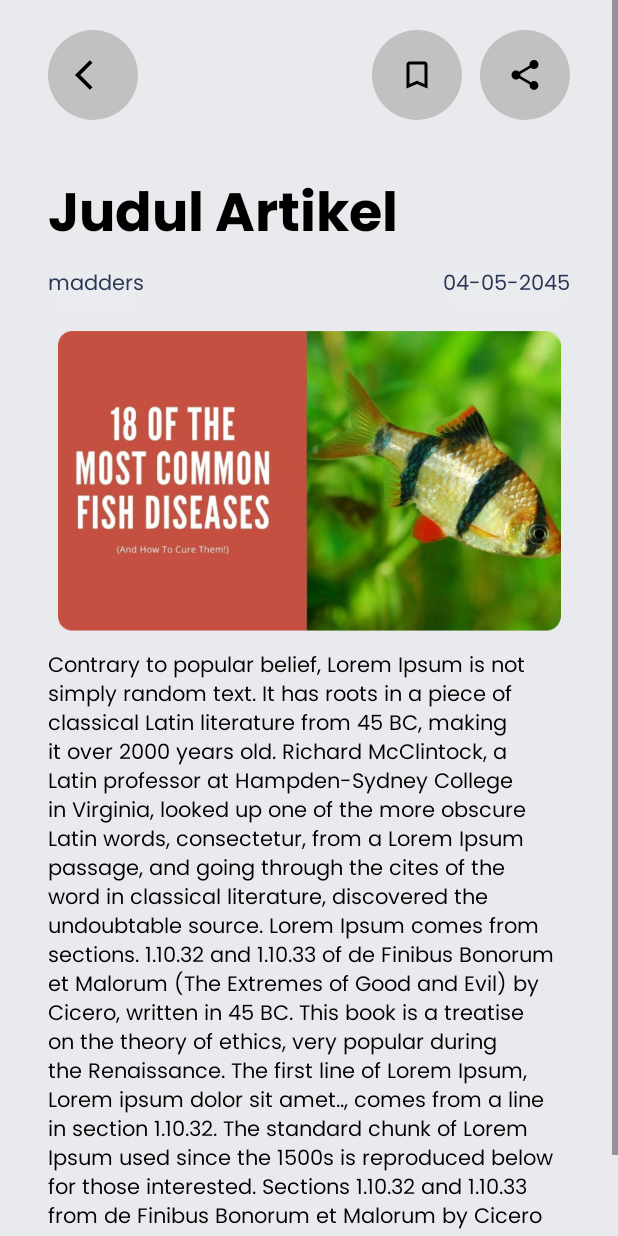
After one commit to SandyAryadika/Ifishy-C242-PS164, an Android app: the Detail screen opened directly, with no data from a screen before it, on a phone screen of 412 x 824 dp. The commit adds this screen. Run offline under Robolectric (Android 15) with nearby library versions, the light colour scheme and no system bars.

Commit message:
feat: adding article detail page

```diff
--- a/MobileDevelopment/Ifishy/app/src/main/AndroidManifest.xml
+++ b/MobileDevelopment/Ifishy/app/src/main/AndroidManifest.xml
@@ -12,6 +12,9 @@
         android:supportsRtl="true"
         android:theme="@style/Theme.Ifishy"
         tools:targetApi="31">
+        <activity
+            android:name=".ui.DetailPage.Detail"
+            android:exported="false" />
         <activity
             android:name=".ui.auth.LoginActivity"
             android:exported="false" />
--- /dev/null
+++ b/MobileDevelopment/Ifishy/app/src/main/java/com/ifishy/ui/DetailPage/Detail.kt
@@ -0,0 +1,21 @@
+package com.ifishy.ui.DetailPage
+
+import android.os.Bundle
+import androidx.activity.enableEdgeToEdge
+import androidx.appcompat.app.AppCompatActivity
+import androidx.core.view.ViewCompat
+import androidx.core.view.WindowInsetsCompat
+import com.ifishy.R
+
+class Detail : AppCompatActivity() {
+    override fun onCreate(savedInstanceState: Bundle?) {
+        super.onCreate(savedInstanceState)
+        enableEdgeToEdge()
+        setContentView(R.layout.activity_detail)
+        ViewCompat.setOnApplyWindowInsetsListener(findViewById(R.id.main)) { v, insets ->
+            val systemBars = insets.getInsets(WindowInsetsCompat.Type.systemBars())
+            v.setPadding(systemBars.left, systemBars.top, systemBars.right, systemBars.bottom)
+            insets
+        }
+    }
+}
--- /dev/null
+++ b/MobileDevelopment/Ifishy/app/src/main/res/drawable/back_shape.xml
@@ -0,0 +1,5 @@
+<vector xmlns:android="http://schemas.android.com/apk/res/android" android:autoMirrored="true" android:height="24dp" android:tint="#000000" android:viewportHeight="24" android:viewportWidth="24" android:width="24dp">
+
+    <path android:fillColor="@android:color/white" android:pathData="M11.67,3.87L9.9,2.1 0,12l9.9,9.9 1.77,-1.77L3.54,12z"/>
+
+</vector>
--- /dev/null
+++ b/MobileDevelopment/Ifishy/app/src/main/res/drawable/background_pembuat.xml
@@ -0,0 +1,5 @@
+<?xml version="1.0" encoding="utf-8"?>
+<shape xmlns:android="http://schemas.android.com/apk/res/android">
+    <corners android:radius="50dp"/>
+    <solid android:color="@color/edit_text_background"/>
+</shape>
--- /dev/null
+++ b/MobileDevelopment/Ifishy/app/src/main/res/drawable/bookmark_border.xml
@@ -0,0 +1,5 @@
+<vector xmlns:android="http://schemas.android.com/apk/res/android" android:height="24dp" android:tint="#000000" android:viewportHeight="24" android:viewportWidth="24" android:width="24dp">
+
+    <path android:fillColor="@android:color/white" android:pathData="M17,3L7,3c-1.1,0 -1.99,0.9 -1.99,2L5,21l7,-3 7,3L19,5c0,-1.1 -0.9,-2 -2,-2zM17,18l-5,-2.18L7,18L7,5h10v13z"/>
+
+</vector>
--- /dev/null
+++ b/MobileDevelopment/Ifishy/app/src/main/res/drawable/button_rounder.xml
@@ -0,0 +1,5 @@
+<?xml version="1.0" encoding="utf-8"?>
+<shape xmlns:android="http://schemas.android.com/apk/res/android">
+    <corners android:radius="500dp"/>
+    <solid android:color="@color/background_shape"/>
+</shape>
--- /dev/null
+++ b/MobileDevelopment/Ifishy/app/src/main/res/drawable/share_vector.xml
@@ -0,0 +1,5 @@
+<vector xmlns:android="http://schemas.android.com/apk/res/android" android:height="24dp" android:tint="#000000" android:viewportHeight="24" android:viewportWidth="24" android:width="24dp">
+
+    <path android:fillColor="@android:color/white" android:pathData="M18,16.08c-0.76,0 -1.44,0.3 -1.96,0.77L8.91,12.7c0.05,-0.23 0.09,-0.46 0.09,-0.7s-0.04,-0.47 -0.09,-0.7l7.05,-4.11c0.54,0.5 1.25,0.81 2.04,0.81 1.66,0 3,-1.34 3,-3s-1.34,-3 -3,-3 -3,1.34 -3,3c0,0.24 0.04,0.47 0.09,0.7L8.04,9.81C7.5,9.31 6.79,9 6,9c-1.66,0 -3,1.34 -3,3s1.34,3 3,3c0.79,0 1.5,-0.31 2.04,-0.81l7.12,4.16c-0.05,0.21 -0.08,0.43 -0.08,0.65 0,1.61 1.31,2.92 2.92,2.92 1.61,0 2.92,-1.31 2.92,-2.92s-1.31,-2.92 -2.92,-2.92z"/>
+
+</vector>
--- /dev/null
+++ b/MobileDevelopment/Ifishy/app/src/main/res/layout/activity_detail.xml
@@ -0,0 +1,116 @@
+<?xml version="1.0" encoding="utf-8"?>
+<ScrollView xmlns:android="http://schemas.android.com/apk/res/android"
+    xmlns:app="http://schemas.android.com/apk/res-auto"
+    xmlns:tools="http://schemas.android.com/tools"
+    android:id="@+id/main"
+    android:layout_width="match_parent"
+    android:layout_height="match_parent"
+    tools:context=".ui.DetailPage.Detail"
+    android:fillViewport="true">
+
+    <androidx.constraintlayout.widget.ConstraintLayout
+        android:layout_width="match_parent"
+        android:layout_height="wrap_content"
+        android:layout_margin="@dimen/global_page_padding_margin">
+
+        <ImageButton
+            android:id="@+id/BackButtonDetail"
+            android:layout_width="@dimen/button_width"
+            android:layout_height="@dimen/button_height"
+            android:background="@drawable/button_rounder"
+            android:outlineProvider="none"
+            android:src="@drawable/back_shape"
+            android:layout_margin="@dimen/each_button"
+            app:layout_constraintStart_toStartOf="parent"
+            tools:ignore="MissingConstraints" />
+
+        <ImageButton
+            android:id="@+id/bookmarkButton"
+            android:layout_width="@dimen/button_width"
+            android:layout_height="@dimen/button_height"
+            android:background="@drawable/button_rounder"
+            android:outlineProvider="none"
+            android:layout_margin="@dimen/each_button"
+            android:src="@drawable/bookmark_border"
+            app:layout_constraintEnd_toStartOf="@+id/shareButton"
+            tools:ignore="MissingConstraints" />
+
+        <ImageButton
+            android:id="@+id/shareButton"
+            android:layout_width="@dimen/button_width"
+            android:layout_height="@dimen/button_height"
+            android:background="@drawable/button_rounder"
+            android:outlineProvider="none"
+            android:layout_margin="@dimen/each_button"
+            android:src="@drawable/share_vector"
+            app:layout_constraintEnd_toEndOf="parent"
+            tools:ignore="MissingConstraints" />
+
+        <TextView
+            android:id="@+id/judulArtikel"
+            android:layout_width="0dp"
+            android:layout_height="wrap_content"
+            android:layout_marginTop="@dimen/title_onboarding"
+            android:fontFamily="@font/poppins_bold"
+            android:includeFontPadding="false"
+            android:text="@string/judul_artikel"
+            android:textSize="@dimen/title_onboarding"
+            android:layout_marginStart="@dimen/jarak_start"
+            app:layout_constraintStart_toStartOf="parent"
+            app:layout_constraintEnd_toEndOf="parent"
+            app:layout_constraintTop_toBottomOf="@id/BackButtonDetail"/>
+
+        <TextView
+            android:id="@+id/uploader"
+            android:layout_width="0dp"
+            android:layout_height="@dimen/name_upload_button"
+            android:background="@drawable/background_pembuat"
+            android:textSize="@dimen/teks_pembuat_tanggal"
+            android:fontFamily="@font/poppins"
+            android:includeFontPadding="false"
+            android:layout_margin="@dimen/jarak_start"
+            android:textAlignment="center"
+            android:textColor="@color/primary_light"
+            android:text="@string/nama_user"
+            app:layout_constraintTop_toBottomOf="@id/judulArtikel"
+            app:layout_constraintStart_toStartOf="parent"/>
+
+        <TextView
+            android:id="@+id/date_upload"
+            android:layout_width="0dp"
+            android:layout_height="@dimen/name_upload_button"
+            android:background="@drawable/background_pembuat"
+            android:textSize="@dimen/teks_pembuat_tanggal"
+            android:fontFamily="@font/poppins"
+            android:includeFontPadding="false"
+            android:layout_margin="@dimen/jarak_start"
+            android:textAlignment="center"
+            android:textColor="@color/primary_light"
+            android:text="@string/tanggal"
+            app:layout_constraintEnd_toEndOf="parent"
+            app:layout_constraintTop_toBottomOf="@id/judulArtikel"/>
+
+        <ImageView
+            android:id="@+id/gambarArtikel"
+            android:layout_width="wrap_content"
+            android:layout_height="200dp"
+            android:layout_margin="@dimen/jarak_start"
+            app:layout_constraintTop_toBottomOf="@id/uploader"
+            app:layout_constraintStart_toStartOf="parent"
+            app:layout_constraintEnd_toEndOf="parent"
+            android:src="@drawable/img"/>
+
+        <TextView
+            android:id="@+id/description_article"
+            android:layout_width="0dp"
+            android:layout_height="wrap_content"
+            android:layout_margin="@dimen/jarak_start"
+            android:text="@string/dekripsi_artikel"
+            android:fontFamily="@font/poppins"
+            app:layout_constraintTop_toBottomOf="@id/gambarArtikel"
+            app:layout_constraintStart_toStartOf="parent"
+            app:layout_constraintEnd_toEndOf="parent"/>
+
+    </androidx.constraintlayout.widget.ConstraintLayout>
+
+</ScrollView>
--- a/MobileDevelopment/Ifishy/app/src/main/res/layout/activity_on_boarding.xml
+++ b/MobileDevelopment/Ifishy/app/src/main/res/layout/activity_on_boarding.xml
@@ -111,10 +111,10 @@
             app:layout_constraintTop_toTopOf="@id/title_1" />
 
         <TextView
-            android:alpha="0"
             android:id="@+id/title_3"
             android:layout_width="0dp"
             android:layout_height="wrap_content"
+            android:alpha="0"
             android:fontFamily="@font/poppins_bold"
             android:includeFontPadding="false"
             android:text="@string/community_hub_for_discussions"
--- a/MobileDevelopment/Ifishy/app/src/main/res/values/colors.xml
+++ b/MobileDevelopment/Ifishy/app/src/main/res/values/colors.xml
@@ -1,11 +1,12 @@
 <?xml version="1.0" encoding="utf-8"?>
 <resources>
     <color name="black">#FF000000</color>
-    <color name="white">#FFFFFFFF</color>
+    <color name="white">#E8EAED</color>
     <color name="primary_light">#283654</color>
     <color name="secondary_light">#DDDFE4</color>
     <color name="dark_background">#212121</color>
     <color name="edit_text_background">#E9EBEE</color>
     <color name="hint_edit_text">#757677</color>
     <color name="ripple_1">#525C72</color>
+    <color name="background_shape">#E8BDBDBD</color>
 </resources>
--- a/MobileDevelopment/Ifishy/app/src/main/res/values/dimens.xml
+++ b/MobileDevelopment/Ifishy/app/src/main/res/values/dimens.xml
@@ -6,4 +6,9 @@
     <dimen name="desc_onboarding">16sp</dimen>
     <dimen name="indicator_height">14dp</dimen>
     <dimen name="button_height">60dp</dimen>
+    <dimen name="button_width">60dp</dimen>
+    <dimen name="each_button">12dp</dimen>
+    <dimen name="name_upload_button">30dp</dimen>
+    <dimen name="jarak_start">12dp</dimen>
+    <dimen name="teks_pembuat_tanggal">14sp</dimen>
 </resources>
--- a/MobileDevelopment/Ifishy/app/src/main/res/values/strings.xml
+++ b/MobileDevelopment/Ifishy/app/src/main/res/values/strings.xml
@@ -20,4 +20,12 @@
     <string name="confirm_password">Confirm Password</string>
     <string name="sign_up">Sign Up</string>
     <string name="don_t_have_an_account_register">Don’t have an account? <b>Register</b></string>
+    <string name="judul_artikel">Judul Artikel</string>
+    <string name="nama_user">madders</string>
+    <string name="tanggal">04-05-2045</string>
+    <string name="dekripsi_artikel">Contrary to popular belief, Lorem Ipsum is not simply random text. It has roots in a piece of classical Latin literature from 45 BC, making it over 2000 years old. Richard McClintock, a Latin professor at Hampden-Sydney College in Virginia, looked up one of the more obscure Latin words, consectetur, from a Lorem Ipsum passage, and going through the cites of the word in classical literature, discovered the undoubtable source. Lorem Ipsum comes from sections.
+
+1.10.32 and 1.10.33 of "de Finibus Bonorum et Malorum" (The Extremes of Good and Evil) by Cicero, written in 45 BC. This book is a treatise on the theory of ethics, very popular during the Renaissance. The first line of Lorem Ipsum, "Lorem ipsum dolor sit amet..", comes from a line in section 1.10.32.
+
+The standard chunk of Lorem Ipsum used since the 1500s is reproduced below for those interested. Sections 1.10.32 and 1.10.33 from "de Finibus Bonorum et Malorum" by Cicero are also reproduced in their exact original form, accompanied by English versions from the 1914 translation by H. Rackham.</string>
 </resources>
```
Also changed, not shown: MobileDevelopment/Ifishy/app/src/main/res/drawable/img.png (added).
